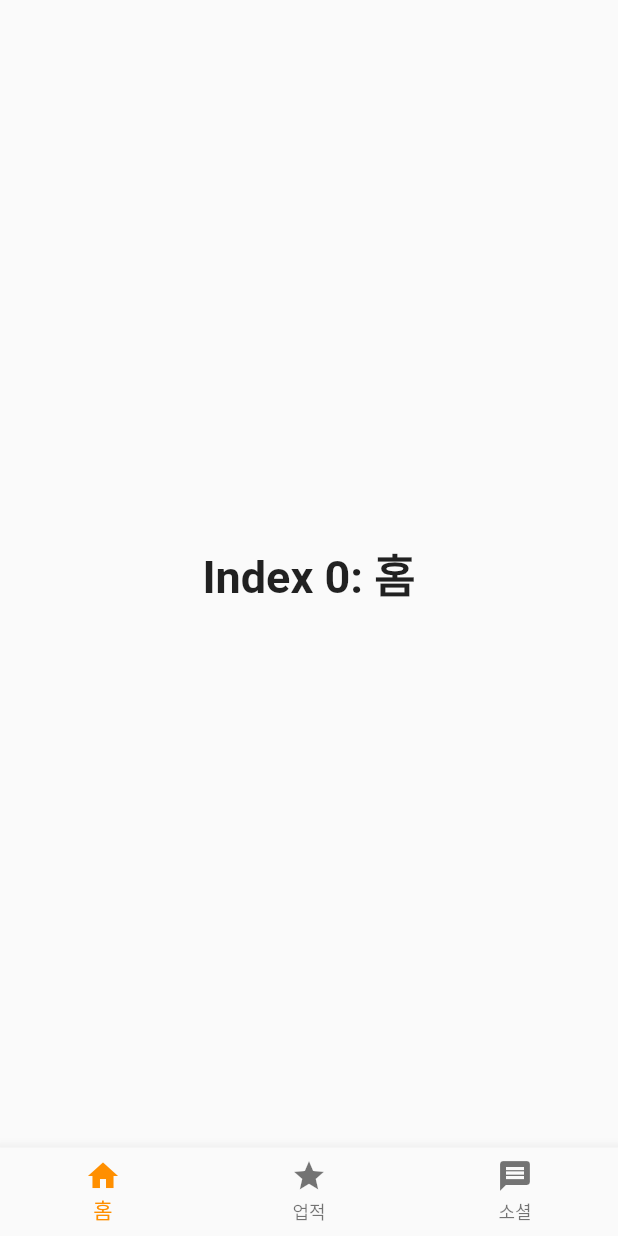
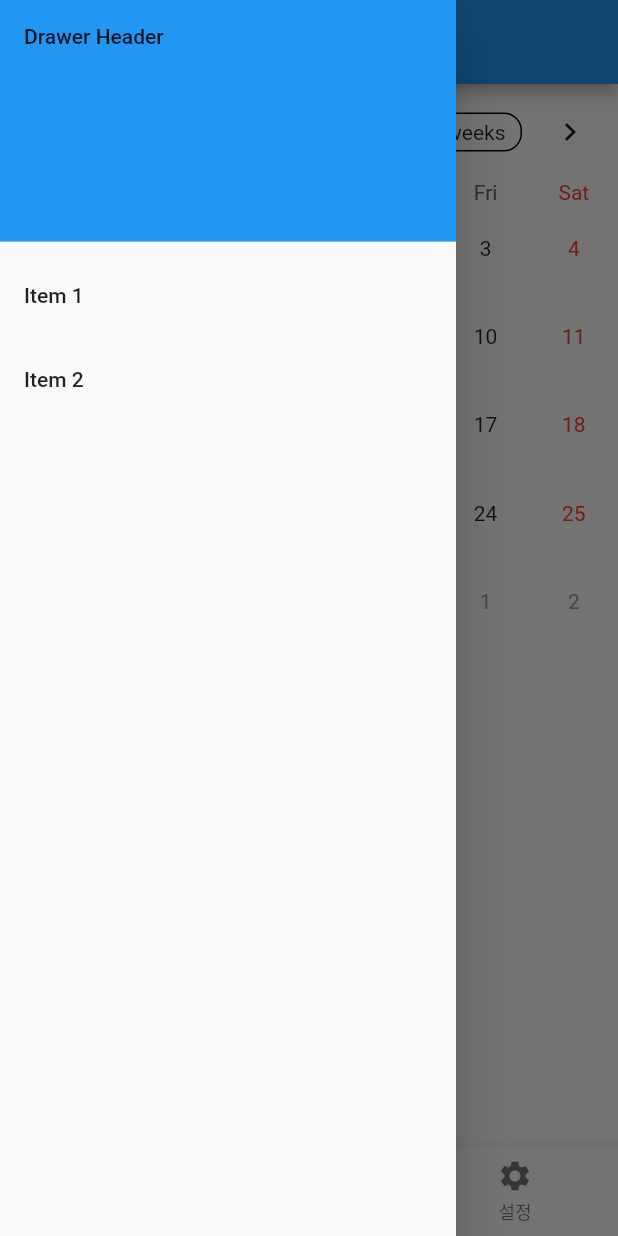
Before and after one commit to junhaddi/NoFap-Calendar, a Flutter app: the screen it shows after launch, with the side drawer open (before the commit the screen has no drawer), on a phone screen of 412 x 824 dp. Run offline on Flutter 3.47's test engine with Material 2 defaults, Android fonts, the phone set to English and light mode, and no system bars; drawn by our look-alikes of table_calendar.

Commit message:
하단 네비게이션 바 구현
사이드 네비게이션 바 구현
캘린더 구현
페이지 뷰 스왑 애니메이션 구현

```diff
--- a/lib/Page/home.dart
+++ /dev/null
@@ -1,59 +0,0 @@
-import 'package:flutter/material.dart';
-
-class MyHomePage extends StatefulWidget {
-  @override
-  _MyHomePageState createState() => _MyHomePageState();
-}
-
-class _MyHomePageState extends State<MyHomePage> {
-  int _selectedIndex = 0;
-  static const TextStyle optionStyle = TextStyle(fontSize: 30, fontWeight: FontWeight.bold);
-  static const List<Widget> _widgetOptions = <Widget>[
-    Text(
-      'Index 0: 홈',
-      style: optionStyle,
-    ),
-    Text(
-      'Index 1: 업적',
-      style: optionStyle,
-    ),
-    Text(
-      'Index 0: 소셜',
-      style: optionStyle,
-    ),
-  ];
-
-  void _onItemTapped(int index) {
-    setState(() {
-      _selectedIndex = index;
-    });
-  }
-
-  @override
-  Widget build(BuildContext context) {
-    return Scaffold(
-      body: Center(
-        child: _widgetOptions.elementAt(_selectedIndex),
-      ),
-      bottomNavigationBar: BottomNavigationBar(
-        items: const <BottomNavigationBarItem>[
-          BottomNavigationBarItem(
-            icon: Icon(Icons.home),
-              title: Text('홈'),
-          ),
-          BottomNavigationBarItem(
-            icon: Icon(Icons.star),
-            title: Text('업적'),
-          ),
-          BottomNavigationBarItem(
-            icon: Icon(Icons.message),
-            title: Text('소셜'),
-          ),
-        ],
-        currentIndex: _selectedIndex,
-        selectedItemColor: Colors.amber[800],
-        onTap: _onItemTapped,
-      ),
-    );
-  }
-}
--- a/lib/main.dart
+++ b/lib/main.dart
@@ -1,7 +1,7 @@
+import 'package:flutter/cupertino.dart';
 import 'package:flutter/material.dart';
-
-import 'router.dart';
-import 'Page/home.dart';
+import 'package:flutter/widgets.dart';
+import 'package:table_calendar/table_calendar.dart';
 
 void main() => runApp(MyApp());
 
@@ -13,8 +13,108 @@ class MyApp extends StatelessWidget {
       theme: ThemeData(
         primarySwatch: Colors.blue,
       ),
-      onGenerateRoute: onGenerateRoute,
       home: MyHomePage(),
     );
   }
 }
+
+class MyHomePage extends StatefulWidget {
+  @override
+  _MyHomePageState createState() => _MyHomePageState();
+}
+
+class _MyHomePageState extends State<MyHomePage> {
+  int _page = 0;
+  PageController _c;
+  CalendarController _calendar;
+
+  @override
+  void initState() {
+    _c = PageController(
+      initialPage: _page,
+    );
+    _calendar = CalendarController();
+    super.initState();
+  }
+
+  @override
+  Widget build(BuildContext context) {
+    return Scaffold(
+      appBar: AppBar(
+        title: Text('금딸캘린더'),
+      ),
+      drawer: Drawer(
+        child: ListView(
+          padding: EdgeInsets.zero,
+          children: <Widget>[
+            DrawerHeader(
+              child: Text('Drawer Header'),
+              decoration: BoxDecoration(color: Colors.blue),
+            ),
+            ListTile(
+              title: Text('Item 1'),
+              onTap: () {
+                Navigator.pop(context);
+              },
+            ),
+            ListTile(
+              title: Text('Item 2'),
+              onTap: () {
+                Navigator.pop(context);
+              },
+            ),
+          ],
+        ),
+      ),
+      bottomNavigationBar: BottomNavigationBar(
+        currentIndex: _page,
+        onTap: (index) {
+          this._c.animateToPage(index,
+              duration: const Duration(milliseconds: 500),
+              curve: Curves.easeInOut);
+        },
+        items: <BottomNavigationBarItem>[
+          BottomNavigationBarItem(
+              icon: Icon(Icons.home), title: Text("홈")),
+          BottomNavigationBarItem(
+              icon: Icon(Icons.calendar_today), title: Text("캘린더")),
+          BottomNavigationBarItem(
+              icon: Icon(Icons.settings), title: Text("설정")),
+        ],
+      ),
+      body: PageView(
+        physics: NeverScrollableScrollPhysics(),
+        controller: _c,
+        onPageChanged: (newPage) {
+          setState(() {
+            this._page = newPage;
+          });
+        },
+        children: <Widget>[
+          Center(
+            // 홈
+            child: Column(
+              children: <Widget>[
+                TableCalendar(calendarController: _calendar),
+              ],
+            ),
+          ),
+          Center(
+            // 캘린더
+            child: Column(
+              mainAxisAlignment: MainAxisAlignment.center,
+              children: <Widget>[Icon(Icons.calendar_today), Text("캘린더")],
+            ),
+          ),
+          Center(
+            // 설정
+            child: Column(
+              mainAxisAlignment: MainAxisAlignment.center,
+              children: <Widget>[Icon(Icons.settings), Text("설정")],
+            ),
+          ),
+        ],
+      ),
+    );
+  }
+}
--- a/pubspec.yaml
+++ b/pubspec.yaml
@@ -23,6 +23,7 @@ dependencies:
   # The following adds the Cupertino Icons font to your application.
   # Use with the CupertinoIcons class for iOS style icons.
   cupertino_icons: ^0.1.2
+  table_calendar: ^2.2.3
 
 dev_dependencies:
   flutter_test:
```
Also changed, not shown: lib/Page/calendar.dart (deleted, +0 -17 lines), lib/router.dart (deleted, +0 -23 lines), pubspec.lock.
